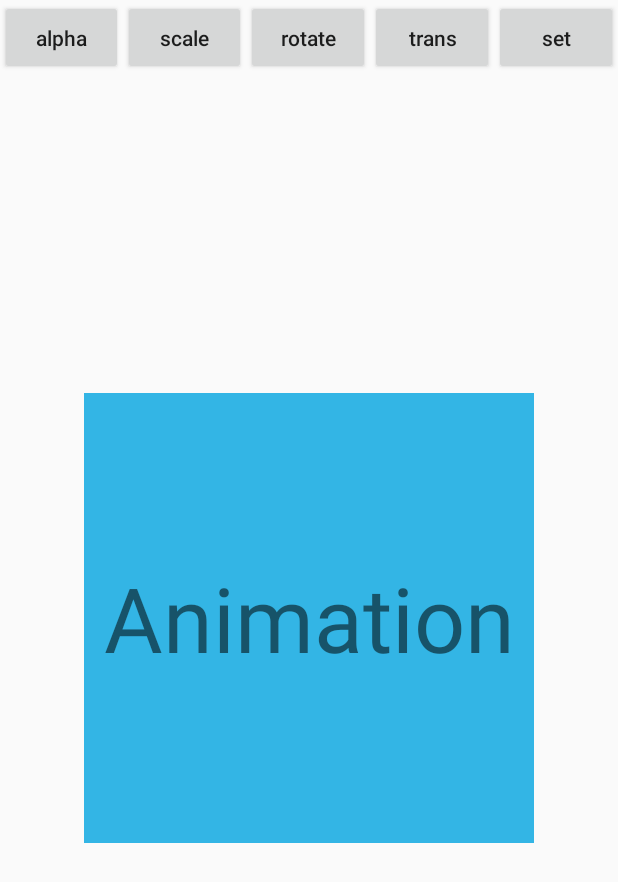
After one commit to nawaralqadhy/alqadhynawar2, an Android app: the AnimationActivity screen opened directly, with no data from a screen before it, on a phone screen of 412 x 824 dp. The commit adds this screen. Shown: the top 882 px of the screen. Run offline under Robolectric (Android 15) with nearby library versions, the phone set to English and light mode, and no system bars; our stand-ins replace ButterKnife.

Commit message:
In class activity Animation Mar-01-2017

```diff
--- a/app/src/main/AndroidManifest.xml
+++ b/app/src/main/AndroidManifest.xml
@@ -33,7 +33,8 @@
             android:name=".ActivityD"
             android:launchMode="singleTop" />
         >
-        <activity android:name=".TimerActivity"></activity>
+        <activity android:name=".TimerActivity" />
+        <activity android:name=".AnimationActivity"></activity>
     </application>
 
 </manifest>
--- /dev/null
+++ b/app/src/main/java/com/example/nawaralqadhy/alqadhynawar2/AnimationActivity.java
@@ -0,0 +1,66 @@
+package com.example.nawaralqadhy.alqadhynawar2;
+
+import android.os.Bundle;
+import android.view.View;
+import android.view.animation.Animation;
+import android.view.animation.AnimationUtils;
+import android.widget.TextView;
+
+import butterknife.BindView;
+import butterknife.ButterKnife;
+import butterknife.OnClick;
+
+public class AnimationActivity extends BaseActivity {
+    private Animation alphaAnimation;
+    private Animation scaleAnimation;
+    private Animation rotateAnimation;
+    private Animation transAnimation;
+    private Animation setAnimation;
+
+    @Override
+    protected void onCreate(Bundle savedInstanceState) {
+        super.onCreate(savedInstanceState);
+        setContentView(R.layout.activity_animation);
+        ButterKnife.bind(this);
+        initialAnimation();
+        tv.setOnClickListener(new View.OnClickListener(){
+            @Override
+            public void onClick(View v) {
+                toastShort("click");
+            }
+        });
+    }
+
+    private void initialAnimation() {
+        alphaAnimation = AnimationUtils.loadAnimation(this,R.anim.anim_alpha);
+        scaleAnimation = AnimationUtils.loadAnimation(this,R.anim.anim_scale);
+        rotateAnimation = AnimationUtils.loadAnimation(this,R.anim.anim_rotate);
+        transAnimation = AnimationUtils.loadAnimation(this,R.anim.anim_trans);
+        setAnimation = AnimationUtils.loadAnimation(this,R.anim.anim_set);
+
+    }
+
+    @BindView(R.id.anim_tv)
+    TextView tv;
+
+    @OnClick(R.id.anim_alpha)
+    public void alpha(){
+        tv.startAnimation(alphaAnimation);
+    }
+    @OnClick(R.id.anim_scale)
+    public void scale(){
+        tv.startAnimation(scaleAnimation);
+    }
+    @OnClick(R.id.anim_rotate)
+    public void rotate(){
+        tv.startAnimation(rotateAnimation);
+    }
+    @OnClick(R.id.anim_trans)
+    public void trans(){
+        tv.startAnimation(transAnimation);
+    }
+    @OnClick(R.id.anim_set)
+    public void set(){
+        tv.startAnimation(setAnimation);
+    }
+}
--- a/app/src/main/java/com/example/nawaralqadhy/alqadhynawar2/DialogActivity.java
+++ b/app/src/main/java/com/example/nawaralqadhy/alqadhynawar2/DialogActivity.java
@@ -19,14 +19,13 @@ import butterknife.ButterKnife;
 import butterknife.OnClick;
 
 
+
 public class DialogActivity extends BaseActivity{
-
     private final int DIALOG=12345;
 
     Handler mHandler= new Handler() {
-
-        //@Override
-        public void handlerMessage(Message msg) {
+        @Override
+        public void handleMessage(Message msg) {
             switch (msg.what) {
                 case DIALOG:
                     Bundle bundle = msg.getData();
@@ -34,11 +33,14 @@ public class DialogActivity extends BaseActivity{
                     toastShort("Dialog Message: " + s);
                     break;
                 default:
-
             }
             super.handleMessage(msg);
         }
     };
+
+
+
+
 
     private int checkedID;
 
--- a/app/src/main/java/com/example/nawaralqadhy/alqadhynawar2/MainActivity.java
+++ b/app/src/main/java/com/example/nawaralqadhy/alqadhynawar2/MainActivity.java
@@ -32,6 +32,15 @@ public class MainActivity extends BaseActivity {
             startActivity(intent);
             //toActivity(DialogActivity.class);
         }
+
+    @OnClick(R.id.animation_bt)
+    public void buttonAnimationClick(){
+        Intent intent = new Intent(this, AnimationActivity.class);
+        startActivity(intent);
+        //toActivity(DialogActivity.class);
+    }
+
+
 
 
         @Override
--- /dev/null
+++ b/app/src/main/res/anim/anim_alpha.xml
@@ -0,0 +1,34 @@
+<?xml version="1.0" encoding="utf-8"?>
+<alpha xmlns:android="http://schemas.android.com/apk/res/android"
+    android:fromAlpha="1.0"
+    android:toAlpha="0.1"
+    android:duration="2000"
+    android:fillAfter="true"
+    android:interpolator="@android:anim/accelerate_interpolator">
+</alpha>
+
+    <!--  alpha animation
+            float：
+                fromAlpha:  start
+                toAlpha:   end
+
+                0.0 full transparent
+                1.0  non-transparent
+
+                duration: duration time(long)
+                scale: millisecond
+
+                fillAfter="true": stay at the last frame
+                fillBefore="true" stay at the first frame
+
+        Interpolator:
+            AccelerateDecelerateInterpolator   the rate of change starts and ends slowly but accelerates through the middle
+            AccelerateInterpolator             the rate of change starts out slowly and and then accelerates
+            AnticipateInterpolator             the change starts backward then flings forward
+            AnticipateOvershootInterpolator    the change starts backward then flings forward and overshoots the target value and finally goes back to the final value.
+            BounceInterpolator                 the change bounces at the end
+            CycleInterpolator                  Repeats the animation for a specified number of cycles. The rate of change follows a sinusoidal pattern.
+            DecelerateInterpolator             the rate of change starts out quickly and and then decelerates
+            LinearInterpolator                 the rate of change is constant
+            OvershootInterpolator              the change flings forward and overshoots the last value then comes back
+    -->
--- /dev/null
+++ b/app/src/main/res/anim/anim_rotate.xml
@@ -0,0 +1,10 @@
+<?xml version="1.0" encoding="utf-8"?>
+<rotate xmlns:android="http://schemas.android.com/apk/res/android"
+    android:fromDegrees="0"
+    android:toDegrees="650"
+    android:pivotX="50%"
+    android:pivotY="50%"
+    android:duration="3000"
+    android:fillBefore="true">
+
+</rotate>
--- /dev/null
+++ b/app/src/main/res/anim/anim_scale.xml
@@ -0,0 +1,12 @@
+<?xml version="1.0" encoding="utf-8"?>
+<scale xmlns:android="http://schemas.android.com/apk/res/android"
+    android:fromXScale="0.0"
+    android:toXScale="1.4"
+    android:fromYScale="0.0"
+    android:toYScale="1.4"
+    android:pivotX="50%"
+    android:pivotY="50%"
+    android:duration="700"
+    android:fillBefore="true"
+    android:repeatCount="1"
+    android:repeatMode="restart" />
--- /dev/null
+++ b/app/src/main/res/anim/anim_set.xml
@@ -0,0 +1,24 @@
+<?xml version="1.0" encoding="utf-8"?>
+<set xmlns:android="http://schemas.android.com/apk/res/android"
+    android:duration="3000"
+    android:fillAfter="true">
+
+    <alpha
+        android:fromAlpha="0.0"
+        android:toAlpha="1.0"/>
+
+    <scale
+        android:fromXScale="0.0"
+        android:toXScale="1.4"
+        android:fromYScale="0.0"
+        android:toYScale="1.4"
+        android:pivotX="50%"
+        android:pivotY="50%"/>
+
+    <rotate
+        android:fromDegrees="0"
+        android:toDegrees="720"
+        android:pivotX="50%"
+        android:pivotY="50%"/>
+
+</set>
--- /dev/null
+++ b/app/src/main/res/anim/anim_trans.xml
@@ -0,0 +1,9 @@
+<?xml version="1.0" encoding="utf-8"?>
+<translate xmlns:android="http://schemas.android.com/apk/res/android"
+    android:fromXDelta="0"
+    android:toXDelta="-80"
+    android:fromYDelta="0"
+    android:toYDelta="-80"
+    android:duration="2000"
+    android:fillBefore="true">
+</translate>
--- /dev/null
+++ b/app/src/main/res/layout/activity_animation.xml
@@ -0,0 +1,81 @@
+<?xml version="1.0" encoding="utf-8"?>
+<RelativeLayout xmlns:android="http://schemas.android.com/apk/res/android"
+    xmlns:tools="http://schemas.android.com/tools"
+    android:id="@+id/activity_animation"
+    android:layout_width="match_parent"
+    android:layout_height="match_parent"
+    tools:context="com.example.nawaralqadhy.alqadhynawar2.AnimationActivity">
+
+    <TextView
+        android:id="@+id/anim_tv"
+        android:layout_width="300dp"
+        android:layout_height="300dp"
+        android:textAlignment="center"
+        android:text="Animation"
+        android:textSize="60sp"
+        android:background="@android:color/holo_blue_light"
+        android:layout_centerInParent="true"
+        android:gravity="center"
+
+        />
+
+    <LinearLayout
+        android:layout_width="match_parent"
+        android:layout_height="60dp"
+        android:layout_alignParentTop="true"
+        android:orientation="horizontal"
+        >
+
+        <Button
+            android:id="@+id/anim_alpha"
+            android:layout_width="0dp"
+            android:layout_height="50dp"
+            android:gravity="center"
+            android:textAllCaps="false"
+            android:layout_weight="1"
+            android:text="alpha"
+            />
+        <Button
+            android:id="@+id/anim_scale"
+            android:layout_width="0dp"
+            android:layout_height="50dp"
+            android:gravity="center"
+            android:textAllCaps="false"
+            android:layout_weight="1"
+            android:text="scale"
+            />
+        <Button
+            android:id="@+id/anim_rotate"
+            android:layout_width="0dp"
+            android:layout_height="50dp"
+            android:gravity="center"
+            android:textAllCaps="false"
+            android:layout_weight="1"
+            android:text="rotate"
+            />
+        <Button
+            android:id="@+id/anim_trans"
+            android:layout_width="0dp"
+            android:layout_height="50dp"
+            android:gravity="center"
+            android:textAllCaps="false"
+            android:layout_weight="1"
+            android:text="trans"
+            />
+        <Button
+            android:id="@+id/anim_set"
+            android:layout_width="0dp"
+            android:layout_height="50dp"
+            android:gravity="center"
+            android:textAllCaps="false"
+            android:layout_weight="1"
+            android:text="set"
+            />
+
+
+
+
+    </LinearLayout>
+
+
+</RelativeLayout>
--- a/app/src/main/res/layout/activity_main.xml
+++ b/app/src/main/res/layout/activity_main.xml
@@ -6,7 +6,7 @@
     android:layout_height="match_parent"
     android:background="@android:color/black"
 
-    tools:context="com.example.nawaralqadhy.alqadhynawar2.ActivityA">
+    tools:context="com.example.nawaralqadhy.alqadhynawar2.MainActivity">
     >
 
     <RelativeLayout
@@ -89,6 +89,11 @@
         android:layout_below="@+id/titlebar"
         android:layout_above="@+id/toolbar"
         android:background="@color/white">
+
+        <LinearLayout
+            android:layout_width="match_parent"
+            android:layout_height="match_parent">
+
             <Button
                 android:id="@+id/main_timer_bt"
                 android:layout_width="100dp"
@@ -97,6 +102,16 @@
                 android:textAllCaps="false"
                 android:textSize="20sp"
                 />
+            <Button
+                android:id="@+id/animation_bt"
+                android:layout_width="130dp"
+                android:layout_height="60dp"
+                android:text="Animation"
+                android:textAllCaps="false"
+                android:textSize="20sp"
+                />
+
+        </LinearLayout>
 
     </FrameLayout>
 
```
Lines whose indentation alone changed are shown as unchanged.
